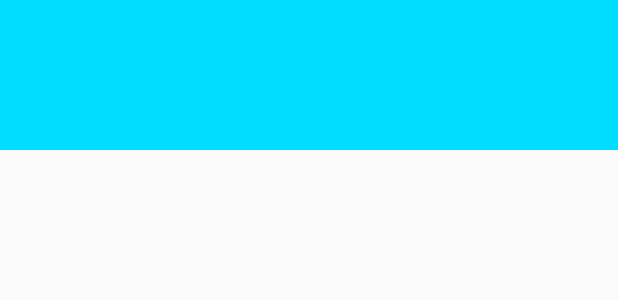
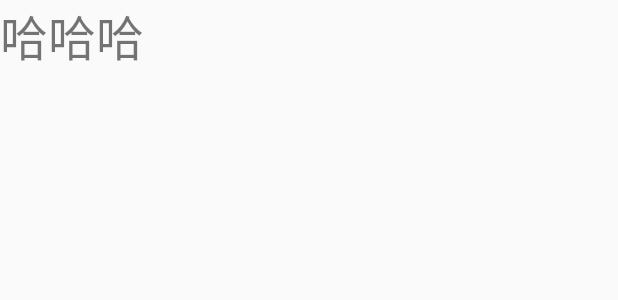
Before and after one commit to DanYangJin/android-architure, an Android app: the layout item_user.xml on its own in the app's theme, with its tools: preview values and no code run, on a phone screen of 412 x 824 dp. Shown: the top 300 px of the screen. Run offline under Robolectric (Android 15) with nearby library versions, the phone set to English and light mode, and no system bars; network calls fail.

```diff
--- a/app/src/main/java/com/shouzhan/design/adapter/UserListAdapter.kt
+++ b/app/src/main/java/com/shouzhan/design/adapter/UserListAdapter.kt
@@ -9,7 +9,7 @@ class UserListAdapter(items: MutableList<UserListResult>)
 	: BaseAdapter<UserListResult, ItemUserBinding>(items, R.layout.item_user) {
 
 	override fun bindItem(binding: ItemUserBinding, item: UserListResult) {
-
+		binding.titleTv.text = item.username
 	}
 
 }
--- a/app/src/main/java/com/shouzhan/design/model/remote/result/UserListResult.kt
+++ b/app/src/main/java/com/shouzhan/design/model/remote/result/UserListResult.kt
@@ -10,5 +10,7 @@ class UserListResult {
 
     @SerializedName("headImg")
     var headImg: String? = null
+    @SerializedName("username")
+    var username: String? = null
 
 }
--- a/app/src/main/java/com/shouzhan/design/repository/UserRepository.java
+++ b/app/src/main/java/com/shouzhan/design/repository/UserRepository.java
@@ -21,8 +21,9 @@ public class UserRepository {
         this.mApiService = RetrofitUtils.getService();
     }
 
-    public Observable<BaseResult<BasePageResult<UserListResult>>> getUserList(String searchName) {
-        UserListRequest request = new UserListRequest(searchName);
+    public Observable<BaseResult<BasePageResult<UserListResult>>> getUserList(int page) {
+        UserListRequest request = new UserListRequest();
+        request.setPage(page);
         return mApiService.getUserList(request.getPage(), request.getPageSize(), null);
     }
 
--- a/app/src/main/java/com/shouzhan/design/viewmodel/KotlinViewModel.kt
+++ b/app/src/main/java/com/shouzhan/design/viewmodel/KotlinViewModel.kt
@@ -17,8 +17,8 @@ class KotlinViewModel : BaseViewModel() {
 
     private var mUserRepository: UserRepository = UserRepository()
 
-    fun requestData(){
-        addSubscribe( mUserRepository.getUserList(""), object : ApiCallback<BasePageResult<UserListResult>>() {
+    fun requestData(page: Int){
+        addSubscribe( mUserRepository.getUserList(page), object : ApiCallback<BasePageResult<UserListResult>>() {
             override fun onSuccess(data: BasePageResult<UserListResult>?) {
                 userListResult.value = data
             }
@@ -26,4 +26,5 @@ class KotlinViewModel : BaseViewModel() {
 
     }
 
+
 }
--- a/app/src/main/res/layout/item_user.xml
+++ b/app/src/main/res/layout/item_user.xml
@@ -1,6 +1,6 @@
 <?xml version="1.0" encoding="utf-8"?>
 <layout xmlns:android="http://schemas.android.com/apk/res/android"
-    >
+    xmlns:app="http://schemas.android.com/apk/res-auto">
 
     <data>
 
@@ -13,9 +13,16 @@
 
     <android.support.constraint.ConstraintLayout
         android:layout_width="match_parent"
-        android:layout_height="100dp"
-        android:background="@android:color/holo_blue_bright">
+        android:layout_height="80dp">
 
+        <TextView
+            android:id="@+id/title_tv"
+            android:layout_width="wrap_content"
+            android:layout_height="wrap_content"
+            android:textSize="32sp"
+            android:text="哈哈哈"
+            android:layout_marginLeft="200dp"/>
 
     </android.support.constraint.ConstraintLayout>
+
 </layout>
--- a/app/src/main/res/layout/layout_footer_view.xml
+++ b/app/src/main/res/layout/layout_footer_view.xml
@@ -1,8 +1,8 @@
 <?xml version="1.0" encoding="utf-8"?>
 <RelativeLayout xmlns:android="http://schemas.android.com/apk/res/android"
+    xmlns:app="http://schemas.android.com/apk/res-auto"
     android:layout_width="match_parent"
     android:layout_height="80dp"
-    xmlns:app="http://schemas.android.com/apk/res-auto"
     android:layout_centerVertical="true"
     android:background="@android:color/transparent">
 
@@ -11,8 +11,7 @@
         android:layout_width="40dp"
         android:layout_height="40dp"
         android:layout_centerInParent="true"
-        android:visibility="gone"
-        app:matProg_barColor="@android:color/holo_red_dark"
+        app:matProg_barColor="@android:color/holo_blue_bright"
         app:matProg_barWidth="5dp"
         app:matProg_progressIndeterminate="true" />
 
```
Also changed, not shown: app/src/main/java/com/shouzhan/design/base/LazyFragment.kt (+7 -3 lines), app/src/main/java/com/shouzhan/design/view/kotlin/FragmentOne.kt (+28 -14 lines).
